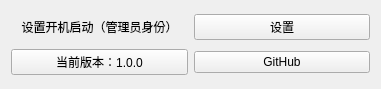
This is genshin_setting.ui in nimeng1299/genshin_desktop as Qt 5 draws it before an edit. The edited form follows.
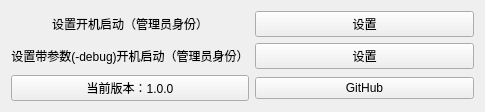
This is the edited form. Icons and pictures are not drawn.

Diff of the .ui file:
```diff
--- a/genshin_setting.ui
+++ b/genshin_setting.ui
@@ -6,8 +6,8 @@
    <rect>
     <x>0</x>
     <y>0</y>
-    <width>381</width>
-    <height>89</height>
+    <width>485</width>
+    <height>102</height>
    </rect>
   </property>
   <property name="windowTitle">
@@ -18,6 +18,13 @@
     <normaloff>:/img/settings.ico</normaloff>:/img/settings.ico</iconset>
   </property>
   <layout class="QGridLayout" name="gridLayout">
+   <item row="2" column="1">
+    <widget class="QPushButton" name="pushButton_3">
+     <property name="text">
+      <string>GitHub</string>
+     </property>
+    </widget>
+   </item>
    <item row="0" column="0">
     <widget class="QLabel" name="label">
      <property name="text">
@@ -35,17 +42,27 @@
      </property>
     </widget>
    </item>
-   <item row="1" column="0">
+   <item row="2" column="0">
     <widget class="QPushButton" name="pushButton_2">
      <property name="text">
       <string>当前版本：1.0.0</string>
      </property>
     </widget>
    </item>
+   <item row="1" column="0">
+    <widget class="QLabel" name="label_2">
+     <property name="text">
+      <string>设置带参数(-debug)开机启动（管理员身份）</string>
+     </property>
+     <property name="alignment">
+      <set>Qt::AlignCenter</set>
+     </property>
+    </widget>
+   </item>
    <item row="1" column="1">
-    <widget class="QPushButton" name="pushButton_3">
+    <widget class="QPushButton" name="pushButton_4">
      <property name="text">
-      <string>GitHub</string>
+      <string>设置</string>
      </property>
     </widget>
    </item>
```
